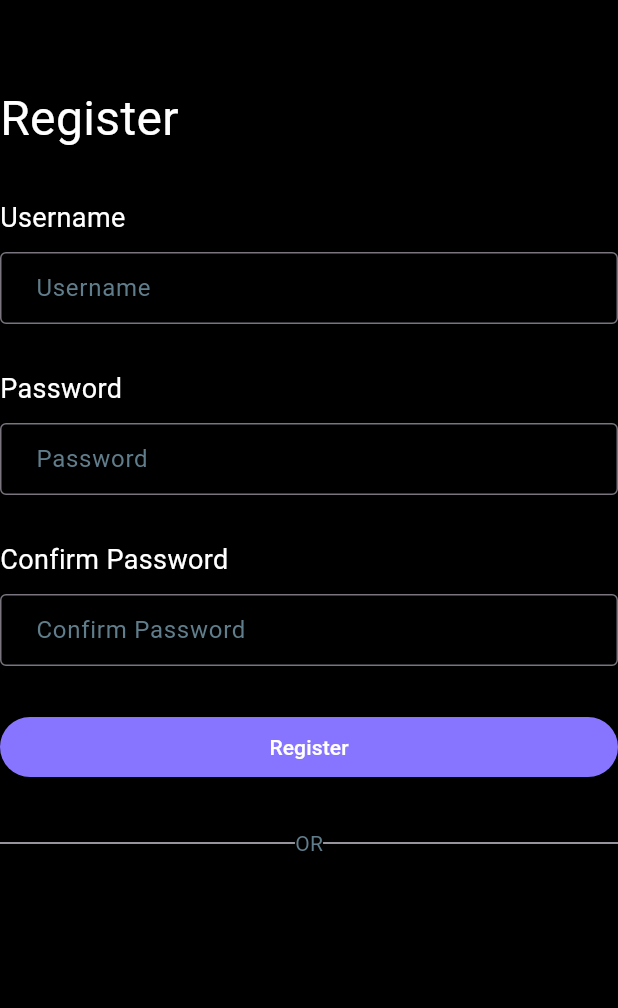
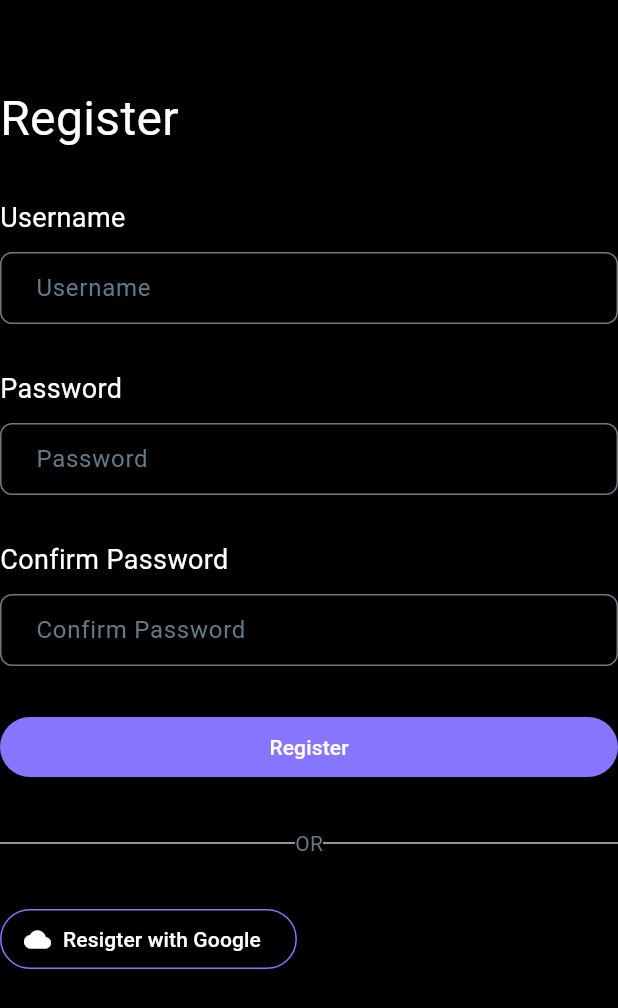
Before and after one commit to roychandu/to_do_list_provider, a Flutter app: the screen it shows after launch, on a phone screen of 412 x 824 dp. Shown: the top 1008 px of the screen. Run offline on Flutter 3.47's test engine with Material 3 defaults, Android fonts, the phone set to English and light mode, and no system bars; our stand-ins replace smooth_page_indicator.

Commit message:
add Custom OutlinedButton and same packages

```diff
--- a/lib/common_widgets/Custom_button.dart
+++ b/lib/common_widgets/Custom_button.dart
@@ -43,3 +43,25 @@ class _CustomTextButtonState extends State<CustomTextButton> {
     );
   }
 }
+
+class CustomOutlinedButton extends StatelessWidget {
+  final String text;
+  final VoidCallback onPressed;
+  const CustomOutlinedButton({
+    super.key,
+    required this.text,
+    required this.onPressed,
+  });
+
+  @override
+  Widget build(BuildContext context) {
+    return OutlinedButton.icon(
+      onPressed: onPressed,
+      label: Text(text, style: TextStyle(color: Colors.white)),
+      icon: Icon(Icons.cloud, color: Colors.white),
+      style: OutlinedButton.styleFrom(
+        side: BorderSide(color: Color(0xff8875FF)),
+      ),
+    );
+  }
+}
--- a/lib/common_widgets/Input_text.dart
+++ b/lib/common_widgets/Input_text.dart
@@ -14,7 +14,7 @@ class CustomInputText extends StatelessWidget {
         TextField(
           style: TextStyle(color: Colors.white),
           decoration: InputDecoration(
-            border: OutlineInputBorder(),
+            border: OutlineInputBorder(borderRadius: BorderRadius.circular(8)),
             labelText: text,
             labelStyle: TextStyle(color: Colors.blueGrey, fontSize: 16),
             contentPadding: EdgeInsets.only(left: 20),
--- a/lib/screens/login_screens/register_screen.dart
+++ b/lib/screens/login_screens/register_screen.dart
@@ -38,6 +38,10 @@ class _RegisterScreenState extends State<RegisterScreen> {
               child: CustomelevatedButton(text: 'Register', onPressed: () {}),
             ),
             DividerWithText(),
+            CustomOutlinedButton(
+              text: 'Resigter with Google',
+              onPressed: () {},
+            ),
           ],
         ),
       ),
--- a/pubspec.yaml
+++ b/pubspec.yaml
@@ -35,6 +35,7 @@ dependencies:
   # Use with the CupertinoIcons class for iOS style icons.
   cupertino_icons: ^1.0.8
   smooth_page_indicator: ^1.2.1
+  font_awesome_flutter: ^10.8.0
 
 dev_dependencies:
   flutter_test:
```
Also changed, not shown: pubspec.lock.
